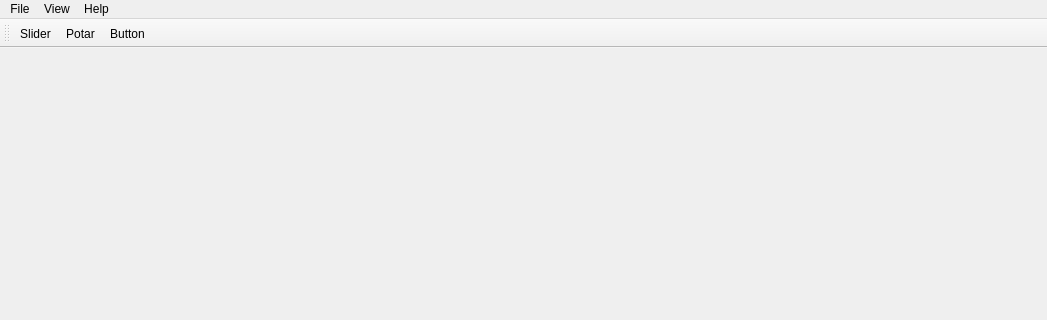
This is pc/Gui.ui in ArnaudValensi/waterbear-communication as Qt 5 draws it before an edit; both pictures show x 0 to 1047 and y 0 to 320 of the 1047 by 674 pixel window. The edited form follows.
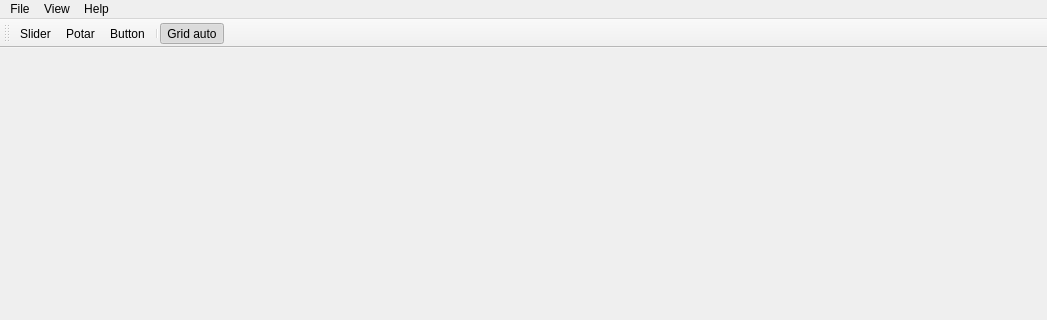
This is the edited form. Icons and pictures are not drawn.

Commit message: Added option grid auto or not

```diff
--- a/pc/Gui.ui
+++ b/pc/Gui.ui
@@ -127,6 +127,8 @@
    <addaction name="actionSlider"/>
    <addaction name="actionPotar"/>
    <addaction name="actionButton"/>
+   <addaction name="separator"/>
+   <addaction name="actionGrid_auto"/>
   </widget>
   <widget class="QStatusBar" name="statusBar"/>
   <widget class="QDockWidget" name="dockWidgetConsole">
@@ -203,6 +205,17 @@
     <string>Load</string>
    </property>
   </action>
+  <action name="actionGrid_auto">
+   <property name="checkable">
+    <bool>true</bool>
+   </property>
+   <property name="checked">
+    <bool>true</bool>
+   </property>
+   <property name="text">
+    <string>Grid auto</string>
+   </property>
+  </action>
  </widget>
  <layoutdefault spacing="6" margin="11"/>
  <resources>
```
Left out of the diff: 2 changed lines with no effect on the pictures. The commit also changes 3 other files.
